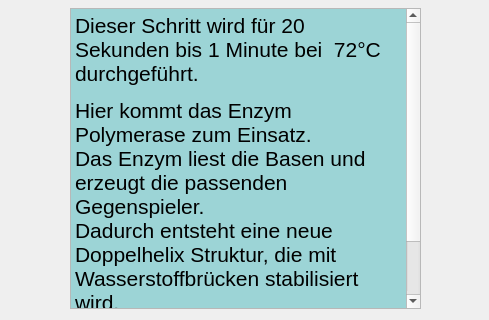
diplomarbeit-PCR/Diplomarbeit_PCR, file dipl_Phasenablauf/AblaufWindowElong_v1.ui: the form before one commit; both pictures show x 0 to 489 and y 132 to 452 of the 489 by 733 pixel window.
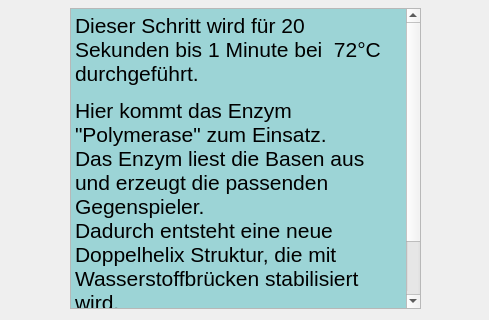
The form after the commit.

```diff
--- a/dipl_Phasenablauf/AblaufWindowElong_v1.ui
+++ b/dipl_Phasenablauf/AblaufWindowElong_v1.ui
@@ -35,8 +35,8 @@
 li.checked::marker { content: &quot;\2612&quot;; }
 &lt;/style&gt;&lt;/head&gt;&lt;body style=&quot; font-family:'Segoe UI'; font-size:9pt; font-weight:400; font-style:normal;&quot; bgcolor=&quot;#9cd4d6&quot;&gt;
 &lt;p style=&quot; margin-top:12px; margin-bottom:12px; margin-left:0px; margin-right:0px; -qt-block-indent:0; text-indent:0px;&quot;&gt;&lt;span style=&quot; font-family:'Arial Narrow','sans-serif'; font-size:16pt;&quot;&gt;Dieser Schritt wird für 20 Sekunden bis 1 Minute bei  72°C durchgeführt. &lt;/span&gt;&lt;/p&gt;
-&lt;p style=&quot; margin-top:12px; margin-bottom:12px; margin-left:0px; margin-right:0px; -qt-block-indent:0; text-indent:0px;&quot;&gt;&lt;span style=&quot; font-family:'Arial Narrow','sans-serif'; font-size:16pt;&quot;&gt;Hier kommt das Enzym Polymerase zum Einsatz. &lt;br /&gt;Das Enzym liest die Basen und erzeugt die passenden Gegenspieler. &lt;br /&gt;Dadurch entsteht eine neue Doppelhelix Struktur, die mit Wasserstoffbrücken stabilisiert wird. &lt;/span&gt;&lt;/p&gt;
-&lt;p style=&quot; margin-top:12px; margin-bottom:12px; margin-left:0px; margin-right:0px; -qt-block-indent:0; text-indent:0px;&quot;&gt;&lt;span style=&quot; font-family:'Arial Narrow','sans-serif'; font-size:16pt;&quot;&gt;Diese passiert kann nur von 3‘ zu 5‘ passieren.&lt;/span&gt;&lt;span style=&quot; font-family:'Arrial Narrow'; font-size:16pt;&quot;&gt; &lt;/span&gt;&lt;/p&gt;&lt;/body&gt;&lt;/html&gt;</string>
+&lt;p style=&quot; margin-top:12px; margin-bottom:12px; margin-left:0px; margin-right:0px; -qt-block-indent:0; text-indent:0px;&quot;&gt;&lt;span style=&quot; font-family:'Arial Narrow','sans-serif'; font-size:16pt;&quot;&gt;Hier kommt das Enzym &amp;quot;Polymerase&amp;quot; zum Einsatz. &lt;br /&gt;Das Enzym liest die Basen aus und erzeugt die passenden Gegenspieler. &lt;br /&gt;Dadurch entsteht eine neue Doppelhelix Struktur, die mit Wasserstoffbrücken stabilisiert wird. &lt;/span&gt;&lt;/p&gt;
+&lt;p style=&quot; margin-top:12px; margin-bottom:12px; margin-left:0px; margin-right:0px; -qt-block-indent:0; text-indent:0px;&quot;&gt;&lt;span style=&quot; font-family:'Arial Narrow','sans-serif'; font-size:16pt;&quot;&gt;Dies kann nur von 3‘ zu 5‘ passieren.&lt;/span&gt;&lt;span style=&quot; font-family:'Arrial Narrow'; font-size:16pt;&quot;&gt; &lt;/span&gt;&lt;/p&gt;&lt;/body&gt;&lt;/html&gt;</string>
     </property>
    </widget>
    <widget class="QLabel" name="label">
```
